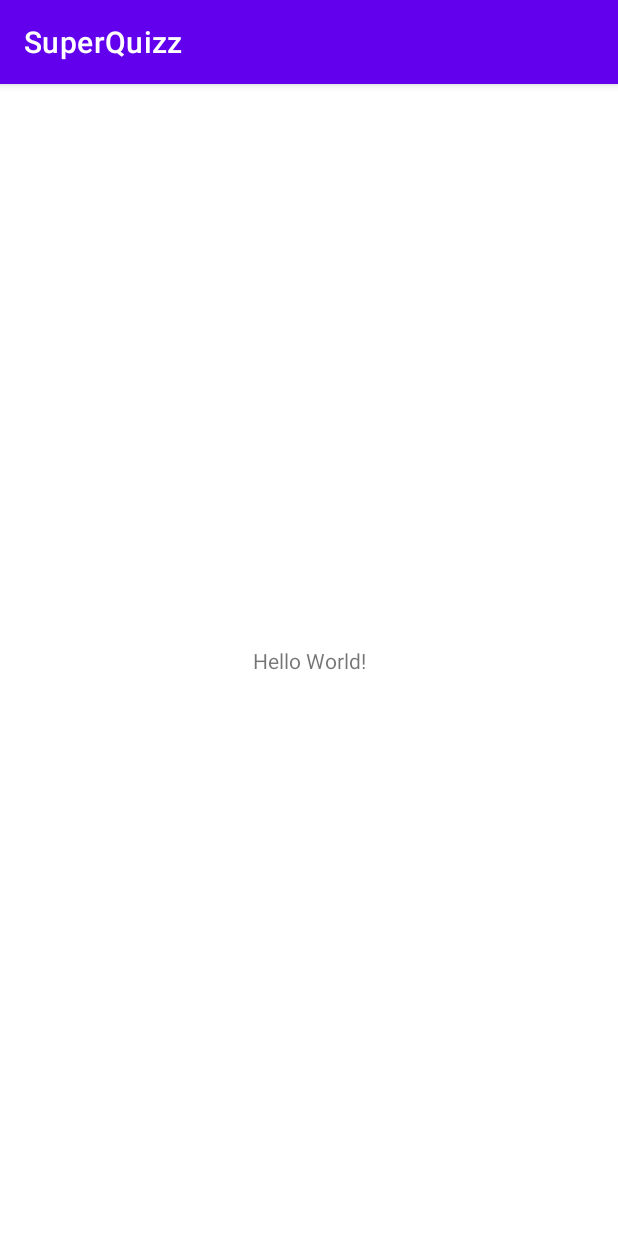
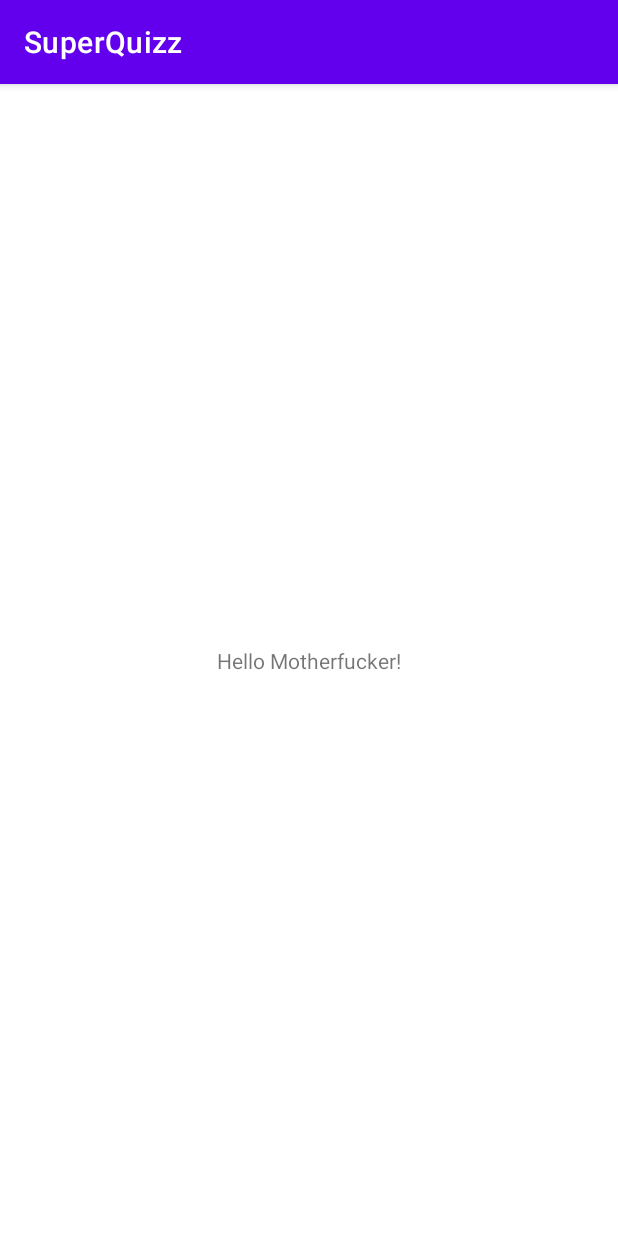
Before and after one commit to lolotoms/superQuizz, an Android app: the screen it shows after launch (MainActivity), on a phone screen of 412 x 824 dp. Run offline under Robolectric (Android 15) with nearby library versions, the phone set to English and light mode, and no system bars.

Commit message:
First-chapter_Hello-world

```diff
--- a/app/src/main/res/layout/activity_main.xml
+++ b/app/src/main/res/layout/activity_main.xml
@@ -9,7 +9,7 @@
     <TextView
         android:layout_width="wrap_content"
         android:layout_height="wrap_content"
-        android:text="Hello World!"
+        android:text="Hello Motherfucker!"
         app:layout_constraintBottom_toBottomOf="parent"
         app:layout_constraintEnd_toEndOf="parent"
         app:layout_constraintStart_toStartOf="parent"
```
